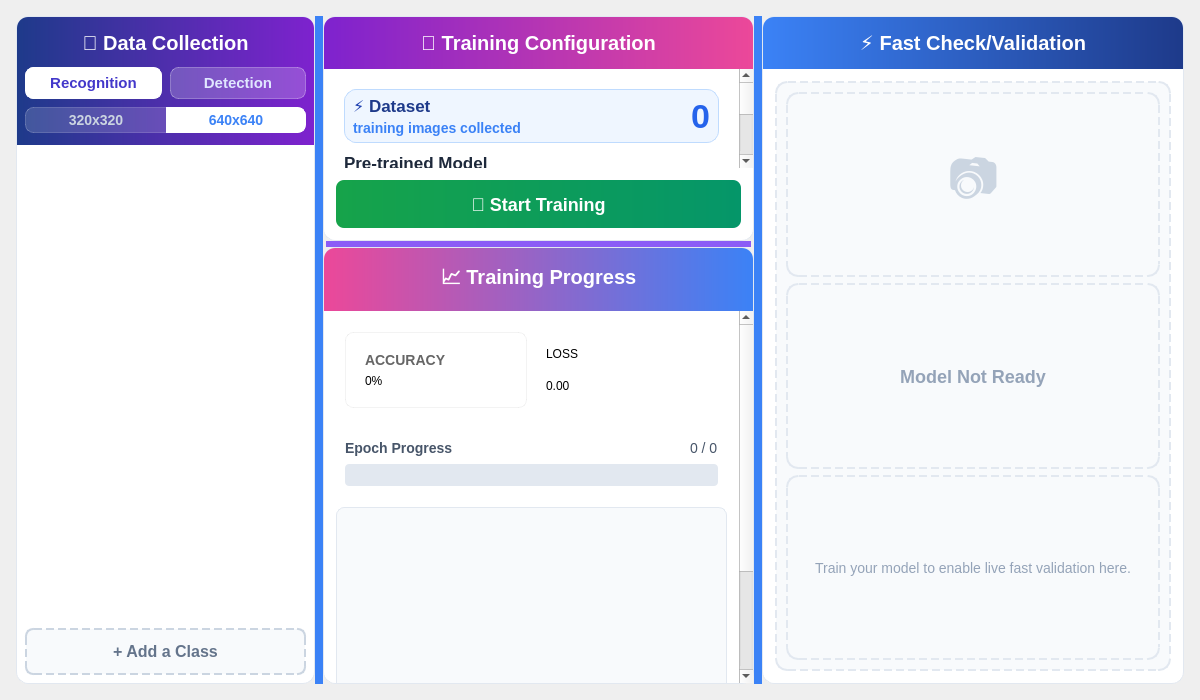
First picture: the form in src/ui/training_mode.ui, repository tttruc1411-tech/AI_Education_App, before the edit.
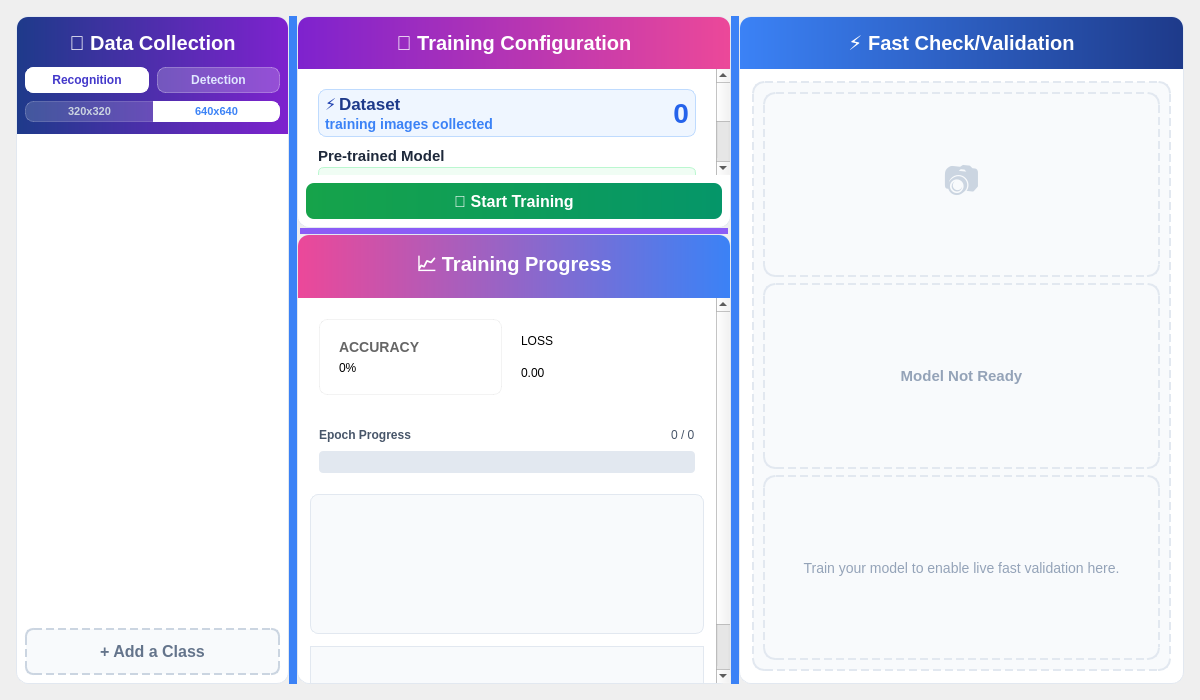
Second picture: the form after the edit.

Commit message: Two resolution modes support enhancement.

Diff of the .ui file:
```diff
--- a/src/ui/training_mode.ui
+++ b/src/ui/training_mode.ui
@@ -46,7 +46,7 @@
 
     QPushButton#btnRecognition, QPushButton#btnDetection { 
         background: rgba(255, 255, 255, 0.2); border: 1px solid rgba(255, 255, 255, 0.3); 
-        border-radius: 8px; padding: 6px 16px; font-weight: 800; color: #e0e7ff; font-size: 15px;
+        border-radius: 8px; padding: 5px 13px; font-weight: 800; color: #e0e7ff; font-size: 12px;
     }
     QPushButton#btnRecognition:hover:!checked, QPushButton#btnDetection:hover:!checked { background: rgba(255, 255, 255, 0.3); }
     QPushButton#btnRecognition:checked, QPushButton#btnDetection:checked { background: white; color: #4338ca; border-color: white; }
@@ -54,7 +54,7 @@
     /* Compact 'Segmented' Size Buttons */
     QPushButton#btnCapSize320, QPushButton#btnCapSize640 { 
         background: rgba(255, 255, 255, 0.15); border: 1px solid rgba(255, 255, 255, 0.2); 
-        padding: 4px 10px; font-weight: bold; font-size: 14px; color: #cbd5e1; 
+        padding: 3px 8px; font-weight: bold; font-size: 11px; color: #cbd5e1; 
     }
     QPushButton#btnCapSize320 { border-top-left-radius: 8px; border-bottom-left-radius: 8px; border-right: none; }
     QPushButton#btnCapSize640 { border-top-right-radius: 8px; border-bottom-right-radius: 8px; }
@@ -62,22 +62,22 @@
     QPushButton#btnCapSize320:hover:!checked, QPushButton#btnCapSize640:hover:!checked { background: rgba(255, 255, 255, 0.25); }
     QPushButton#btnCapSize320:checked, QPushButton#btnCapSize640:checked { background: white; color: #3b82f6; border-color: white; }
 
-    QPushButton#btnStartTraining { 
-        background: qlineargradient(x1:0, y1:0, x2:1, y2:0, stop:0 #16a34a, stop:1 #059669); 
-        color: white; border-radius: 8px; font-weight: bold; border: none; 
-        min-height: 48px; font-size: 18px; margin: 12px;
+    QPushButton#btnStartTraining {
+        background: qlineargradient(x1:0, y1:0, x2:1, y2:0, stop:0 #16a34a, stop:1 #059669);
+        color: white; border-radius: 8px; font-weight: bold; border: none;
+        min-height: 36px; font-size: 16px; margin: 8px;
     }
     QPushButton#btnStartTraining:hover { background-color: #15803d; }
     QPushButton#btnStartTraining:disabled { background: #94a3b8; }
 
     /* ================= Forms and Misc ================= */
     QLineEdit, QComboBox, QSpinBox, QDoubleSpinBox { 
-        border: 1px solid #e2e8f0; border-radius: 6px; padding: 10px; 
-        background-color: #f8fafc; font-size: 17px; color: #0f172a; 
+        border: 1px solid #e2e8f0; border-radius: 6px; padding: 4px 10px; 
+        background-color: #f8fafc; font-size: 14px; color: #0f172a; min-height: 28px;
     }
     QLineEdit:focus, QComboBox:focus, QSpinBox:focus, QDoubleSpinBox:focus { border: 1px solid #3b82f6; background-color: white; }
     
-    QLabel#lblBackbone, QLabel#lblEpochs, QLabel#lblBatch, QLabel#lblLR, QLabel#lblOpt, QLabel#lblImgSize { font-weight: bold; font-size: 17px; color: #1e293b; background: transparent; }
+    QLabel#lblBackbone, QLabel#lblEpochs, QLabel#lblBatch, QLabel#lblLR, QLabel#lblOpt, QLabel#lblImgSize { font-weight: bold; font-size: 15px; color: #1e293b; background: transparent; }
 
     QFrame#metricCard { border-radius: 8px; padding: 10px; border: 1px solid rgba(0,0,0,0.05); }
     QLabel#metricTitle { color: rgba(0,0,0,0.6); font-size: 14px; font-weight: bold; background: transparent; }
@@ -257,13 +257,13 @@
             
             <item>
              <widget class="QFrame" name="datasetCard">
-              <property name="styleSheet"><string notr="true">QFrame#datasetCard { background: #eff6ff; border: 1px solid #bfdbfe; border-radius: 12px; }</string></property>
+              <property name="styleSheet"><string notr="true">QFrame#datasetCard { background: #eff6ff; border: 1px solid #bfdbfe; border-radius: 8px; }</string></property>
               <layout class="QHBoxLayout" name="dsLayout">
-               <property name="spacing"><number>4</number></property>
-               <property name="leftMargin"><number>8</number></property>
-               <property name="topMargin"><number>6</number></property>
-               <property name="rightMargin"><number>8</number></property>
-               <property name="bottomMargin"><number>6</number></property>
+               <property name="spacing"><number>2</number></property>
+               <property name="leftMargin"><number>6</number></property>
+               <property name="topMargin"><number>4</number></property>
+               <property name="rightMargin"><number>6</number></property>
+               <property name="bottomMargin"><number>4</number></property>
                <item>
                 <layout class="QVBoxLayout" name="dsTextLayout">
                  <item>
@@ -287,7 +287,7 @@
                  <property name="sizeHint" stdset="0"><size><width>20</width><height>20</height></size></property>
                 </spacer>
                </item>
-               <item><widget class="QLabel" name="lblImageCountLarge"><property name="text"><string>0</string></property><property name="styleSheet"><string notr="true">font-size: 34px; font-weight: bold; color: #2563eb;</string></property><property name="alignment"><set>Qt::AlignRight|Qt::AlignVCenter</set></property></widget></item>
+               <item><widget class="QLabel" name="lblImageCountLarge"><property name="text"><string>0</string></property><property name="styleSheet"><string notr="true">font-size: 28px; font-weight: bold; color: #2563eb;</string></property><property name="alignment"><set>Qt::AlignRight|Qt::AlignVCenter</set></property></widget></item>
               </layout>
              </widget>
             </item>
@@ -307,9 +307,9 @@
             </item>
             
             <item>
-             <layout class="QGridLayout" name="paramsGrid">
-              <property name="horizontalSpacing"><number>12</number></property>
-              <property name="verticalSpacing"><number>4</number></property>
+              <layout class="QGridLayout" name="paramsGrid">
+               <property name="horizontalSpacing"><number>12</number></property>
+               <property name="verticalSpacing"><number>10</number></property>
               
               <item row="0" column="0"><widget class="QLabel" name="lblEpochs"><property name="text"><string>Training Epochs</string></property></widget></item>
               <item row="0" column="1"><widget class="QLabel" name="lblImgSize"><property name="text"><string>Image Resolution</string></property></widget></item>
@@ -418,14 +418,14 @@
               <layout class="QVBoxLayout" name="ebfLayout">
                <item>
                 <layout class="QHBoxLayout" name="ebHeader">
-                 <item><widget class="QLabel" name="lblEpochProgTitle"><property name="text"><string>Epoch Progress</string></property><property name="styleSheet"><string notr="true">font-weight: 600; color: #475569; font-size: 14px;</string></property></widget></item>
+                 <item><widget class="QLabel" name="lblEpochProgTitle"><property name="text"><string>Epoch Progress</string></property><property name="styleSheet"><string notr="true">font-weight: 600; color: #475569; font-size: 12px;</string></property></widget></item>
                  <item>
                   <spacer name="ebSpacer">
                    <property name="orientation"><enum>Qt::Horizontal</enum></property>
                    <property name="sizeHint" stdset="0"><size><width>40</width><height>20</height></size></property>
                   </spacer>
                  </item>
-                 <item><widget class="QLabel" name="lblEpochCounter"><property name="text"><string>0 / 0</string></property><property name="styleSheet"><string notr="true">font-family: 'Consolas'; color: #475569; font-size: 14px;</string></property></widget></item>
+                 <item><widget class="QLabel" name="lblEpochCounter"><property name="text"><string>0 / 0</string></property><property name="styleSheet"><string notr="true">font-family: 'Consolas'; color: #475569; font-size: 12px;</string></property></widget></item>
                 </layout>
                </item>
                <item>
@@ -440,7 +440,7 @@
              </widget>
             </item>
             
-            <item><widget class="QFrame" name="chartAcc"><property name="minimumSize"><size><width>0</width><height>220</height></size></property><property name="sizePolicy"><sizepolicy hsizetype="Preferred" vsizetype="Expanding"><horstretch>0</horstretch><verstretch>3</verstretch></sizepolicy></property><property name="styleSheet"><string notr="true">background: #f8fafc; border: 1px solid #e2e8f0; border-radius: 8px;</string></property></widget></item>
+            <item><widget class="QFrame" name="chartAcc"><property name="minimumSize"><size><width>0</width><height>140</height></size></property><property name="sizePolicy"><sizepolicy hsizetype="Preferred" vsizetype="Expanding"><horstretch>0</horstretch><verstretch>3</verstretch></sizepolicy></property><property name="styleSheet"><string notr="true">background: #f8fafc; border: 1px solid #e2e8f0; border-radius: 8px;</string></property></widget></item>
 
             <item><widget class="QPlainTextEdit" name="txtTrainLog"><property name="readOnly"><bool>true</bool></property><property name="maximumSize"><size><width>16777215</width><height>120</height></size></property><property name="styleSheet"><string notr="true">background: #f8fafc; color: #475569; border: 1px solid #e2e8f0; font-family: 'Consolas'; font-size: 10px; padding: 5px; border-radius: 0 0 6px 6px;</string></property></widget></item>
             
@@ -492,14 +492,14 @@
          <item>
           <widget class="QFrame" name="statusPlaceholder">
            <property name="sizePolicy"><sizepolicy hsizetype="Preferred" vsizetype="Expanding"><horstretch>0</horstretch><verstretch>0</verstretch></sizepolicy></property>
-           <property name="minimumSize"><size><width>0</width><height>240</height></size></property>
+           <property name="minimumSize"><size><width>0</width><height>140</height></size></property>
            <property name="styleSheet"><string notr="true">background: #f8fafc; border: 2px dashed #e2e8f0; border-radius: 12px;</string></property>
            <layout class="QVBoxLayout" name="spLayout">
             <item>
-             <widget class="QLabel" name="statusIcon"><property name="text"><string>📷</string></property><property name="alignment"><set>Qt::AlignCenter</set></property><property name="styleSheet"><string notr="true">font-size: 50px; color: #cbd5e1;</string></property></widget>
+             <widget class="QLabel" name="statusIcon"><property name="text"><string>📷</string></property><property name="alignment"><set>Qt::AlignCenter</set></property><property name="styleSheet"><string notr="true">font-size: 36px; color: #cbd5e1;</string></property></widget>
             </item>
             <item>
-             <widget class="QLabel" name="statusMsg"><property name="text"><string>Model Not Ready</string></property><property name="alignment"><set>Qt::AlignCenter</set></property><property name="styleSheet"><string notr="true">font-weight: bold; font-size: 18px; color: #94a3b8;</string></property></widget>
+             <widget class="QLabel" name="statusMsg"><property name="text"><string>Model Not Ready</string></property><property name="alignment"><set>Qt::AlignCenter</set></property><property name="styleSheet"><string notr="true">font-weight: bold; font-size: 15px; color: #94a3b8;</string></property></widget>
             </item>
             <item>
              <widget class="QLabel" name="statusHint"><property name="text"><string>Train your model to enable live fast validation here.</string></property><property name="wordWrap"><bool>true</bool></property><property name="alignment"><set>Qt::AlignCenter</set></property><property name="styleSheet"><string notr="true">color: #94a3b8; font-size: 14px; padding: 0 10px;</string></property></widget>
```
The commit also changes 154 other files.
